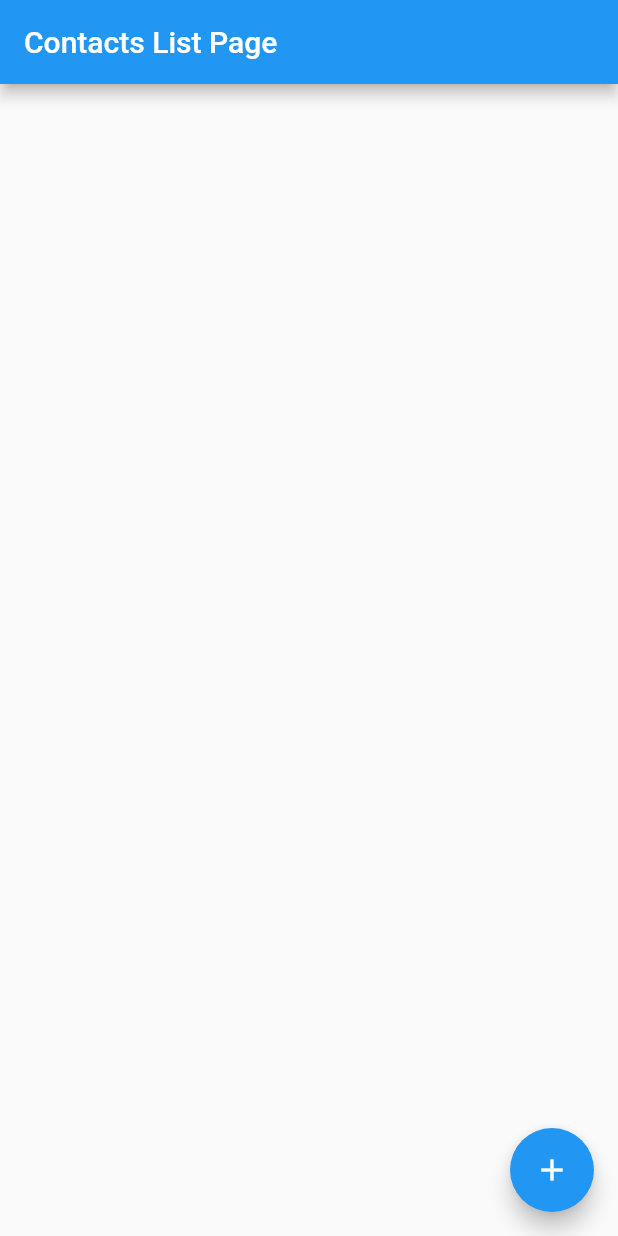
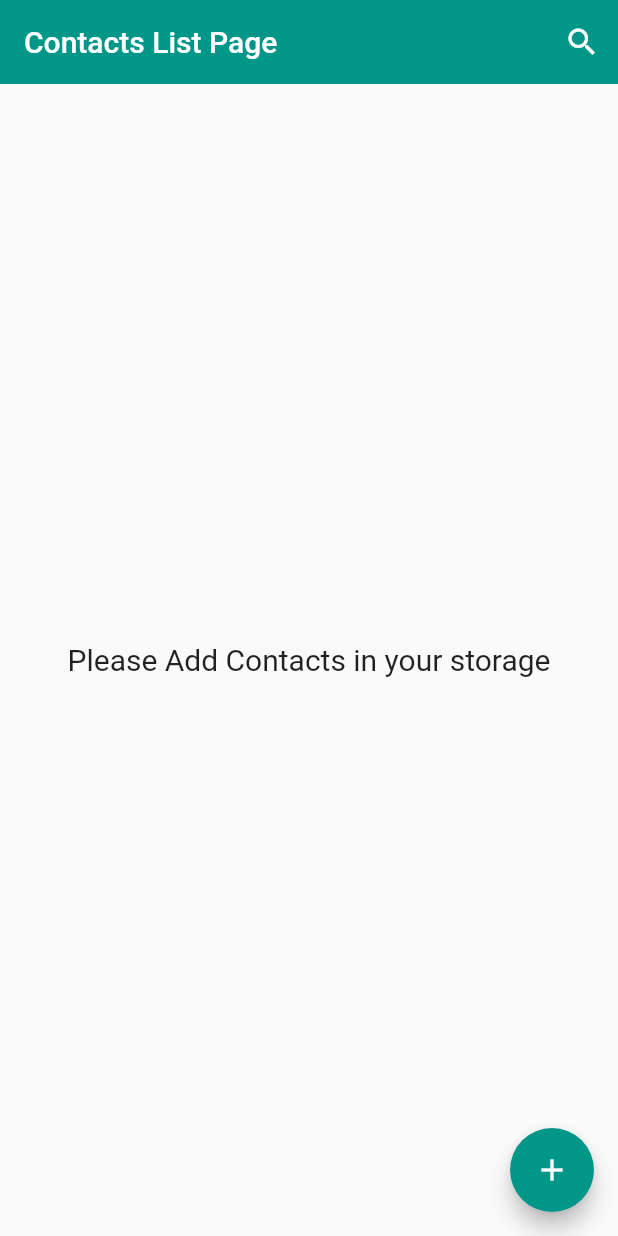
Before and after one commit to ika020202/ContactsAppUsingIsar, a Flutter app: the screen it shows after launch, on a phone screen of 412 x 824 dp. Run offline on Flutter 3.47's test engine with Material 2 defaults, Android fonts, the phone set to English and light mode, and no system bars; our stand-ins replace flutter_riverpod, isar; accounts and stored records are empty; generated files the repository leaves out were written again.

Commit message:
added SearchBar into Appbar

```diff
--- a/lib/infrastructure/contacts_repository.dart
+++ b/lib/infrastructure/contacts_repository.dart
@@ -4,7 +4,6 @@ import 'package:isar_contacts_sample/models/contact.dart';
 
 import 'package:flutter_riverpod/flutter_riverpod.dart';
 import 'package:isar/isar.dart';
-import 'package:path_provider/path_provider.dart';
 
 final contactsRepoProvider = Provider((ref) => ContactsRepository());
 
@@ -17,6 +16,7 @@ class ContactsRepository {
   ) {
     Stream<List<Contact>> watchContacts =
         isar.contacts.where().watch(fireImmediately: true);
+
     watchContacts.listen((contacts) {
       watchedResults(contacts);
       print("Contactに$contactsの変更が入りました");
--- a/lib/main.dart
+++ b/lib/main.dart
@@ -1,13 +1,15 @@
 import 'package:flutter/material.dart';
 import 'package:flutter_riverpod/flutter_riverpod.dart';
+import 'package:isar_contacts_sample/theme.dart';
 import 'screens/contacts_list_page.dart';
 
 void main() {
   runApp(
-    const ProviderScope(
+    ProviderScope(
       child: MaterialApp(
         debugShowCheckedModeBanner: false,
-        home: ContactsListPage(),
+        home: const ContactsListPage(),
+        theme: myTheme,
       ),
     ),
   );
--- a/lib/presentation/contacts_list_notifier.dart
+++ b/lib/presentation/contacts_list_notifier.dart
@@ -6,6 +6,10 @@ import 'package:isar_contacts_sample/presentation/contacts_detail_notifier.dart'
 import 'package:isar_contacts_sample/screens/contacts_detail_page.dart';
 
 import '../screens/contacts_view_page.dart';
+
+final isSearchProvider = StateProvider.autoDispose<bool>((ref) {
+  return false;
+});
 
 final contactsListProvider =
     StateNotifierProvider<ContactsListNotifier, List<Contact>>(
--- a/lib/screens/contacts_detail_page.dart
+++ b/lib/screens/contacts_detail_page.dart
@@ -15,6 +15,7 @@ class ContactsDetailPage extends ConsumerWidget {
 
     return Scaffold(
       appBar: AppBar(
+        elevation: 0,
         title: const Text("Add Contact"),
       ),
       body: ListView(
@@ -35,7 +36,6 @@ class ContactsDetailPage extends ConsumerWidget {
             ],
           ),
           Form(
-            //key: formKey,
             child: Column(
               children: [
                 TextFormField(
--- a/lib/screens/contacts_list_page.dart
+++ b/lib/screens/contacts_list_page.dart
@@ -1,7 +1,7 @@
 import 'package:flutter/material.dart';
 import 'package:flutter_riverpod/flutter_riverpod.dart';
-import 'package:isar_contacts_sample/presentation/contacts_detail_notifier.dart';
 import 'package:isar_contacts_sample/presentation/contacts_list_notifier.dart';
+import 'package:isar_contacts_sample/widgets/searchWidget.dart';
 
 class ContactsListPage extends ConsumerWidget {
   const ContactsListPage({Key? key}) : super(key: key);
@@ -10,13 +10,43 @@ class ContactsListPage extends ConsumerWidget {
   Widget build(BuildContext context, WidgetRef ref) {
     final state = ref.watch(contactsListProvider);
     final notifier = ref.read(contactsListProvider.notifier);
+    final isSearch = ref.watch(isSearchProvider);
+    final isSearchNotifier = ref.watch(isSearchProvider.notifier);
 
     return Scaffold(
       appBar: AppBar(
+          elevation: 0,
           automaticallyImplyLeading: false,
-        title: const Text('Contacts List Page'),
+          title: isSearch
+              ? const SearchWidget()
+              : const Text('Contacts List Page'),
+          actions: !isSearch
+              ? [
+                  IconButton(
+                    color: Colors.white,
+                    icon: const Icon(Icons.search),
+                    onPressed: () {
+                      isSearchNotifier.state = !isSearch;
+                    },
                   ),
-      body: ListView(
+                ]
+              : [
+                  IconButton(
+                    color: Colors.white,
+                    icon: const Icon(Icons.clear),
+                    onPressed: () {
+                      isSearchNotifier.state = !isSearch;
+                    },
+                  ),
+                ]),
+      body: state.isEmpty
+          ? const Center(
+              child: Text(
+                "Please Add Contacts in your storage",
+                style: TextStyle(fontSize: 20),
+              ),
+            )
+          : ListView(
               children: state
                   .map(
                     (item) => InkWell(
@@ -63,6 +93,7 @@ class ContactsListPage extends ConsumerWidget {
                   .toList(),
             ),
       floatingActionButton: FloatingActionButton(
+        backgroundColor: const Color(0xff009688),
         onPressed: () {
           notifier.onTapFAB(context, ref);
         },
--- a/lib/screens/contacts_view_page.dart
+++ b/lib/screens/contacts_view_page.dart
@@ -2,7 +2,6 @@ import 'package:flutter/material.dart';
 import 'package:flutter_riverpod/flutter_riverpod.dart';
 import 'package:isar_contacts_sample/presentation/contacts_detail_notifier.dart';
 import 'package:isar_contacts_sample/screens/contacts_detail_page.dart';
-import 'package:isar_contacts_sample/screens/contacts_list_page.dart';
 
 class ContactsViewPage extends ConsumerWidget {
   const ContactsViewPage({super.key});
@@ -44,7 +43,8 @@ class ContactsViewPage extends ConsumerWidget {
             onPressed: () {
               Navigator.push(
                 context,
-                MaterialPageRoute(builder: (context) => ContactsDetailPage()),
+                MaterialPageRoute(
+                    builder: (context) => const ContactsDetailPage()),
               );
             },
           ),
@@ -55,7 +55,7 @@ class ContactsViewPage extends ConsumerWidget {
           Column(
             children: <Widget>[
               Container(
-                decoration: const BoxDecoration(color: Colors.indigo),
+                decoration: const BoxDecoration(color: Color(0xff009688)),
                 width: MediaQuery.of(context).size.width,
                 height: MediaQuery.of(context).size.height * 0.33,
                 child: Column(
```
Also changed, not shown: lib/theme.dart (added, +71 -0 lines), lib/widgets/searchWidget.dart (added, +30 -0 lines), 1 other file. Lines whose indentation alone changed are shown as unchanged.
